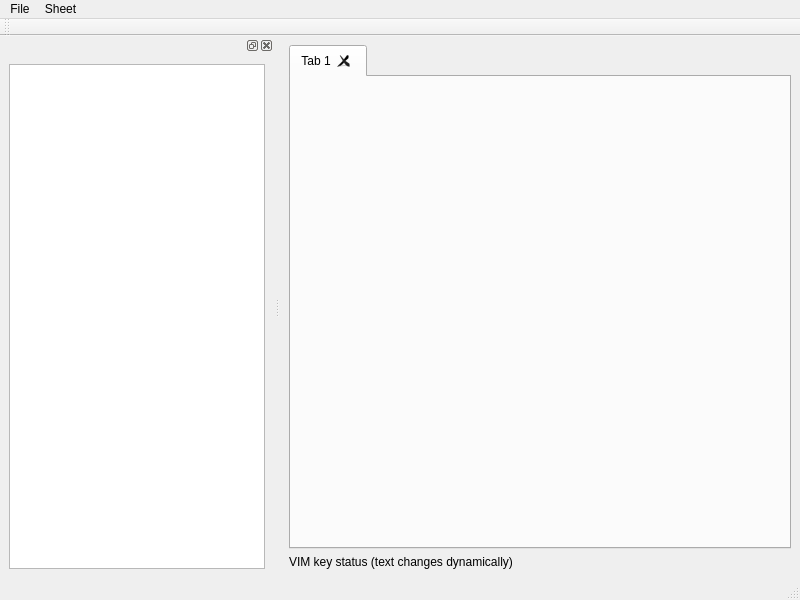
schim-app/schim, file src/ui/mainwindow.ui: the form before one commit.
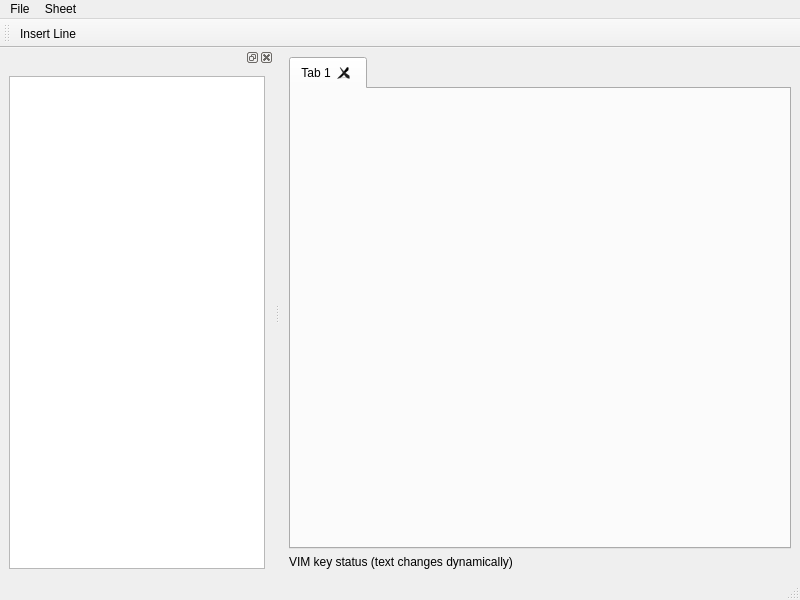
The form after the commit. Icons and pictures are not drawn. Custom widgets are drawn as their Qt base class.

Commit message: Add stuff in preparation for line insertion

The edit to the form file:
```diff
--- a/src/ui/mainwindow.ui
+++ b/src/ui/mainwindow.ui
@@ -100,6 +100,7 @@
    <attribute name="toolBarBreak">
     <bool>false</bool>
    </attribute>
+   <addaction name="actionInsertLine"/>
   </widget>
   <widget class="QDockWidget" name="dockSymbols">
    <attribute name="dockWidgetArea">
@@ -137,6 +138,14 @@
     <string>Ctrl+O</string>
    </property>
   </action>
+  <action name="actionInsertLine">
+   <property name="text">
+    <string>Insert Line</string>
+   </property>
+   <property name="toolTip">
+    <string>Insert a line</string>
+   </property>
+  </action>
  </widget>
  <customwidgets>
   <customwidget>
```
Left out of the diff: 4 changed lines with no effect on the pictures. The commit also changes 9 other files.
